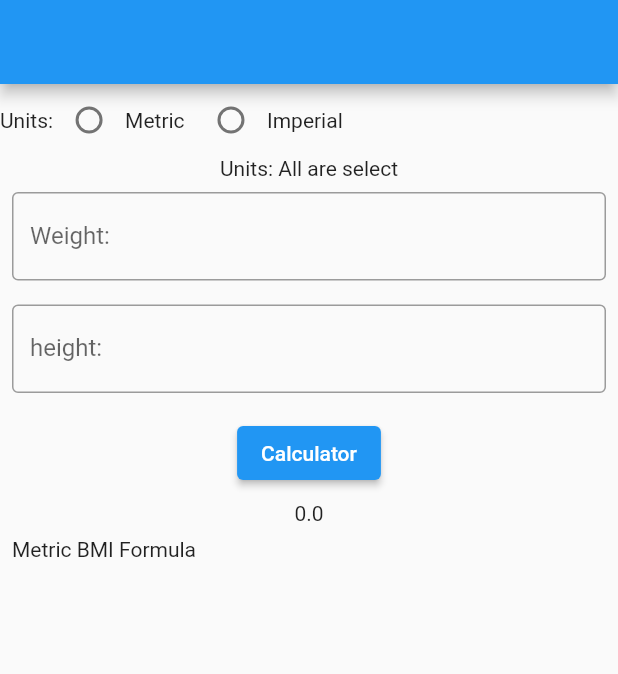
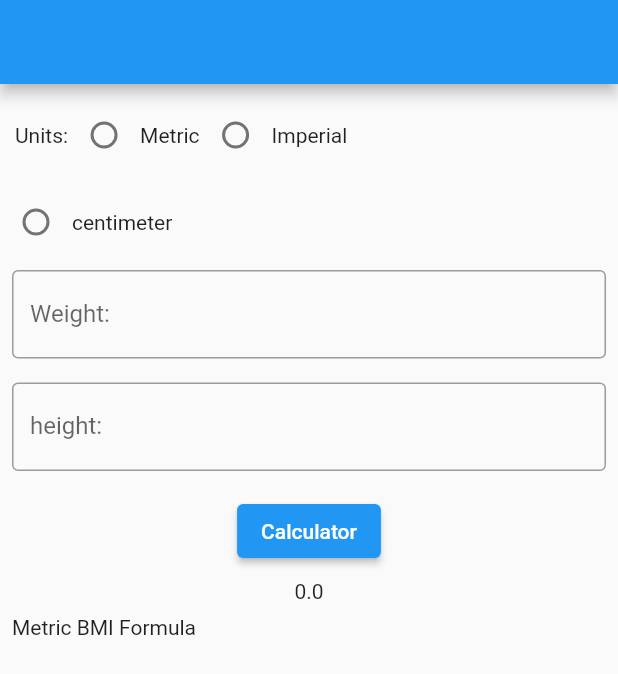
Before and after one commit to Ashish131294/BMI_calculator, a Flutter app: the screen it shows after launch, on a phone screen of 412 x 824 dp. Shown: the top 674 px of the screen. Run offline on Flutter 3.47's test engine with Material 2 defaults, Android fonts, the phone set to English and light mode, and no system bars.

Commit message:
Initial commit

```diff
--- a/lib/demo.dart
+++ b/lib/demo.dart
@@ -85,52 +85,65 @@ class _demoState extends State<demo> {
 class demo extends StatelessWidget {
   TextEditingController t = TextEditingController();
   TextEditingController t1 = TextEditingController();
+
   //String radio = "";
-  List l=["Metric","Imperial"];
+  //List l = ["Metric", "Imperial"];
 
   @override
   Widget build(BuildContext context) {
     myclass m = Provider.of(context);
 
-    var get;
     return Scaffold(
       appBar: AppBar(),
       body: Column(
         children: [
-          Row(
+          Padding(
+            padding: const EdgeInsets.all(10.0),
+            child: Row(
               children: [
                 Text("Units:"),
                 Radio(
-                value: "Metric ",
+                  value: "M",
                   groupValue: m.get,
                   onChanged: (value) {
-
+                    m.set();
                   },
                 ),
-              Text("Metric  "),
+                Text("Metric"),
                 Radio(
-                value: "Imperial",
+                  value: "I",
                   groupValue: m.get,
-                onChanged: (value) {},
+                  onChanged: (value) {
+                    m.set2();
+                  },
                 ),
-              Text("Imperial "),
+                Text("Imperial"),
               ],
             ),
-          Text("Units: All are select"),
+          ),
+          //Text("Units: All are select"),
           /*PopupMenuButton(itemBuilder: (context) {
             return [PopupMenuItem(child: Text("Metric")),
               PopupMenuItem(child: Text("Imperial"))
             ];
           },),*/
 
+        Row(children: [
+          Radio(
+            value: "cm",
+            groupValue: m.get2,
+            onChanged: (value) {
+              m.setcm();
+            },
+          ),Text("centimeter"),
+        ],),
+
           Padding(
             padding: const EdgeInsets.all(8.0),
             child: TextField(
               controller: t,
               decoration: InputDecoration(
-                  border: OutlineInputBorder(),
-                  labelText: "Weight:"),
-
+                  border: OutlineInputBorder(), labelText: "Weight:",suffix: Text("kg"),),
             ),
           ),
           Padding(
@@ -138,8 +151,7 @@ class demo extends StatelessWidget {
             child: TextField(
               controller: t1,
               decoration: InputDecoration(
-                  border: OutlineInputBorder(),
-                  labelText: "height:"),
+                  border: OutlineInputBorder(), labelText: "height:",suffix: Text("m")),
             ),
           ),
           Padding(
@@ -160,7 +172,6 @@ class demo extends StatelessWidget {
               ],
             ),
           ),
-
         ],
       ),
     );
```
Also changed, not shown: lib/myclass.dart (+16 -0 lines). Lines whose indentation alone changed are shown as unchanged.
